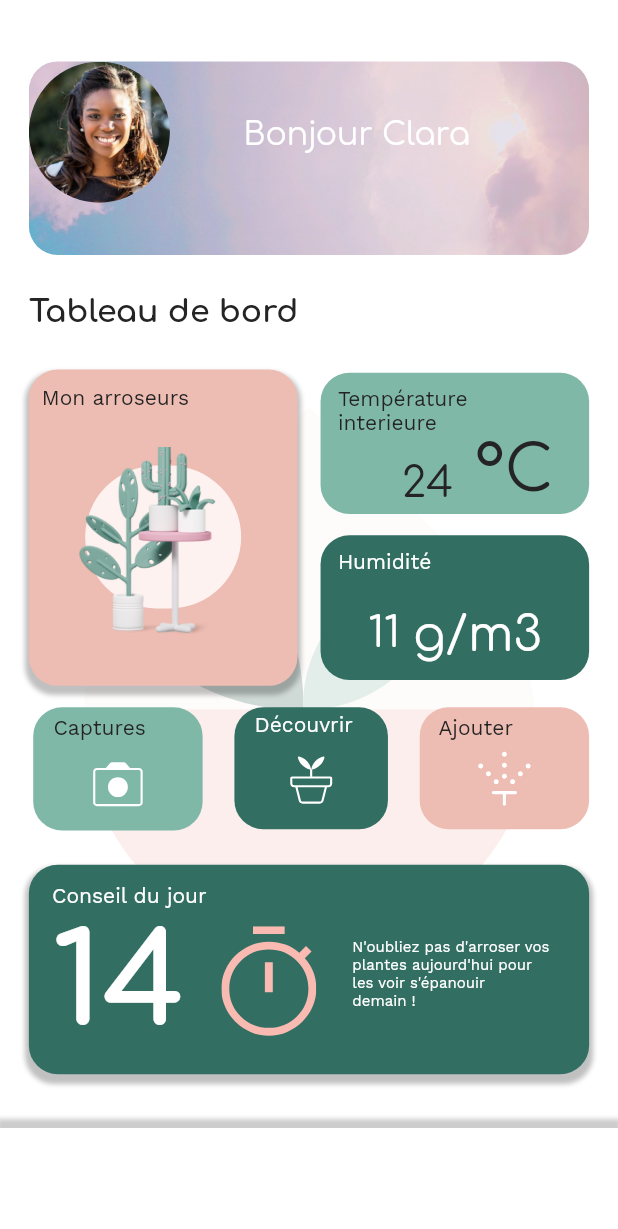
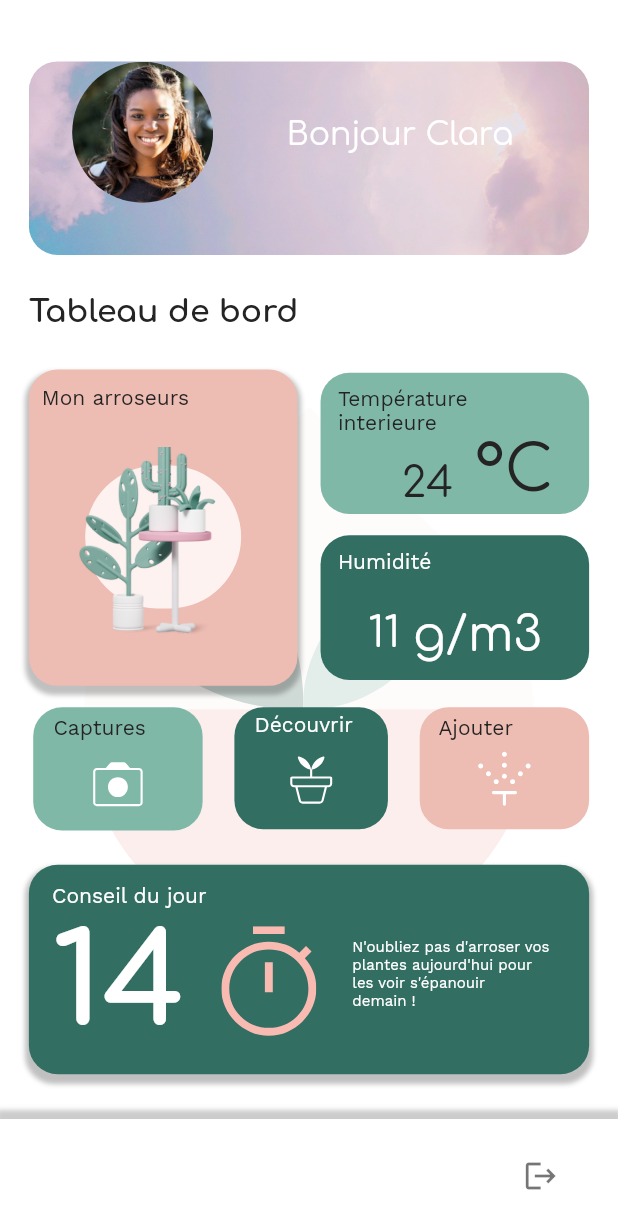
Before and after one commit to Oliebat/rainroot, a Flutter app: the HomeContainerScreen screen opened by its route, on a phone screen of 412 x 824 dp. Shown: the top 1229 px of the screen. Run offline on Flutter 3.47's test engine with Material 2 defaults, Android fonts, the phone set to English and light mode, and no system bars; our stand-ins replace cached_network_image, connectivity_plus, equatable, flutter_bloc, flutter_secure_storage, flutter_svg and 2 more; accounts and stored records are empty.

Commit message:
manage error message and logout

```diff
--- a/lib/presentation/creation_compte_screen/creation_compte_screen.dart
+++ b/lib/presentation/creation_compte_screen/creation_compte_screen.dart
@@ -186,6 +186,9 @@ class _CreationCompteScreenState extends State<CreationCompteScreen> {
                                     NavigatorService.pushNamed(
                                       AppRoutes.homeContainerScreen,
                                     );
+                                  } else if (data.containsKey('error')) {
+                                    showSnackbar(data[
+                                        'error']); // Show the error message from the server
                                   } else {
                                     showSnackbar(
                                         'Erreur lors de la création du compte');
--- a/lib/presentation/home_page/home_page.dart
+++ b/lib/presentation/home_page/home_page.dart
@@ -45,7 +45,10 @@ class HomePage extends StatelessWidget {
                                   title: Row(children: [
                                     CustomImageView(
                                         imagePath: ImageConstant.imgRectangle2,
-                                        height: getSize(106),
+                                        // add margin to the image
+                                        margin: getMargin(
+                                            left: 30, top: 0, bottom: 0),
+                                        // add ze(106),
                                         width: getSize(106),
                                         radius: BorderRadius.circular(
                                             getHorizontalSize(50))),
--- a/lib/presentation/page_connexion_screen/page_connexion_screen.dart
+++ b/lib/presentation/page_connexion_screen/page_connexion_screen.dart
@@ -108,7 +108,7 @@ class PageConnexionScreen extends StatelessWidget {
                                 style: AppStyle.txtH2)),
                         CustomButton(
                             height: getVerticalSize(39),
-                            text: "lbl_s_inscrire".tr,
+                            text: "Inscription".tr,
                             margin: getMargin(left: 29, top: 34, right: 29),
                             onTap: () {
                               onTapSinscrire(context);
--- a/lib/widgets/custom_bottom_bar.dart
+++ b/lib/widgets/custom_bottom_bar.dart
@@ -1,10 +1,11 @@
 import 'package:flutter/material.dart';
 import 'package:rainroot/core/app_export.dart';
+import 'package:rainroot/core/constants/utils.dart';
 
 class CustomBottomBar extends StatefulWidget {
   CustomBottomBar({this.onChanged});
 
-  Function(BottomBarEnum)? onChanged;
+  final Function(BottomBarEnum)? onChanged;
 
   @override
   CustomBottomBarState createState() => CustomBottomBarState();
@@ -28,9 +29,19 @@ class CustomBottomBarState extends State<CustomBottomBar> {
     ),
     BottomMenuModel(
       icon: ImageConstant.imgIconesWhiteA70048x48,
-      type: BottomBarEnum.Iconeswhitea70048x48,
-    )
+      type: BottomBarEnum.Logout,
+    ),
   ];
+
+  void logout() {
+    TokenUtils.setToken(
+        ''); // Supprimer le token en le définissant comme une chaîne vide
+    Navigator.pushNamedAndRemoveUntil(
+      context,
+      AppRoutes.connexionScreen,
+      (route) => false,
+    );
+  }
 
   @override
   Widget build(BuildContext context) {
@@ -40,16 +51,9 @@ class CustomBottomBarState extends State<CustomBottomBar> {
         boxShadow: [
           BoxShadow(
             color: ColorConstant.black90033,
-            spreadRadius: getHorizontalSize(
-              2,
-            ),
-            blurRadius: getHorizontalSize(
-              2,
-            ),
-            offset: Offset(
-              0,
-              -4,
-            ),
+            spreadRadius: getHorizontalSize(2),
+            blurRadius: getHorizontalSize(2),
+            offset: Offset(0, -4),
           ),
         ],
       ),
@@ -61,44 +65,40 @@ class CustomBottomBarState extends State<CustomBottomBar> {
         currentIndex: selectedIndex,
         type: BottomNavigationBarType.fixed,
         items: List.generate(bottomMenuList.length, (index) {
+          if (bottomMenuList[index].type == BottomBarEnum.Logout) {
+            return BottomNavigationBarItem(
+              icon: IconButton(
+                icon: Icon(Icons.logout),
+                onPressed: logout,
+              ),
+              label: '',
+            );
+          } else {
             return BottomNavigationBarItem(
               icon: CustomImageView(
                 svgPath: bottomMenuList[index].icon,
-              height: getSize(
-                48,
-              ),
-              width: getSize(
-                48,
-              ),
+                height: getSize(48),
+                width: getSize(48),
                 color: ColorConstant.whiteA700,
-              radius: BorderRadius.circular(
-                getHorizontalSize(
-                  6,
-                ),
-              ),
+                radius: BorderRadius.circular(getHorizontalSize(6)),
               ),
               activeIcon: CustomImageView(
                 svgPath: bottomMenuList[index].icon,
-              height: getSize(
-                48,
-              ),
-              width: getSize(
-                48,
-              ),
+                height: getSize(48),
+                width: getSize(48),
                 color: ColorConstant.whiteA700,
-              radius: BorderRadius.circular(
-                getHorizontalSize(
-                  6,
-                ),
-              ),
+                radius: BorderRadius.circular(getHorizontalSize(6)),
               ),
               label: '',
             );
+          }
         }),
         onTap: (index) {
+          if (bottomMenuList[index].type != BottomBarEnum.Logout) {
             selectedIndex = index;
             widget.onChanged?.call(bottomMenuList[index].type);
             setState(() {});
+          }
         },
       ),
     );
@@ -107,6 +107,7 @@ class CustomBottomBarState extends State<CustomBottomBar> {
 
 enum BottomBarEnum {
   Iconeswhitea70048x48,
+  Logout,
 }
 
 class BottomMenuModel {
@@ -116,10 +117,8 @@ class BottomMenuModel {
   });
 
   String icon;
-
   BottomBarEnum type;
 }
-
 class DefaultWidget extends StatelessWidget {
   @override
   Widget build(BuildContext context) {
--- a/pubspec.yaml
+++ b/pubspec.yaml
@@ -6,6 +6,7 @@ environment:
 dependencies:
   http: ^0.13.4
   flutter_secure_storage: ^4.2.1
+  jwt_decode: ^0.3.1
   flutter:
     sdk: flutter
   flutter_localizations:
```
Also changed, not shown: lib/core/constants/utils.dart (+16 -2 lines), lib/data/apiClient/api_client.dart (+10 -17 lines), lib/presentation/connexion_screen/connexion_screen.dart (+21 -22 lines). Lines whose indentation alone changed are shown as unchanged.
